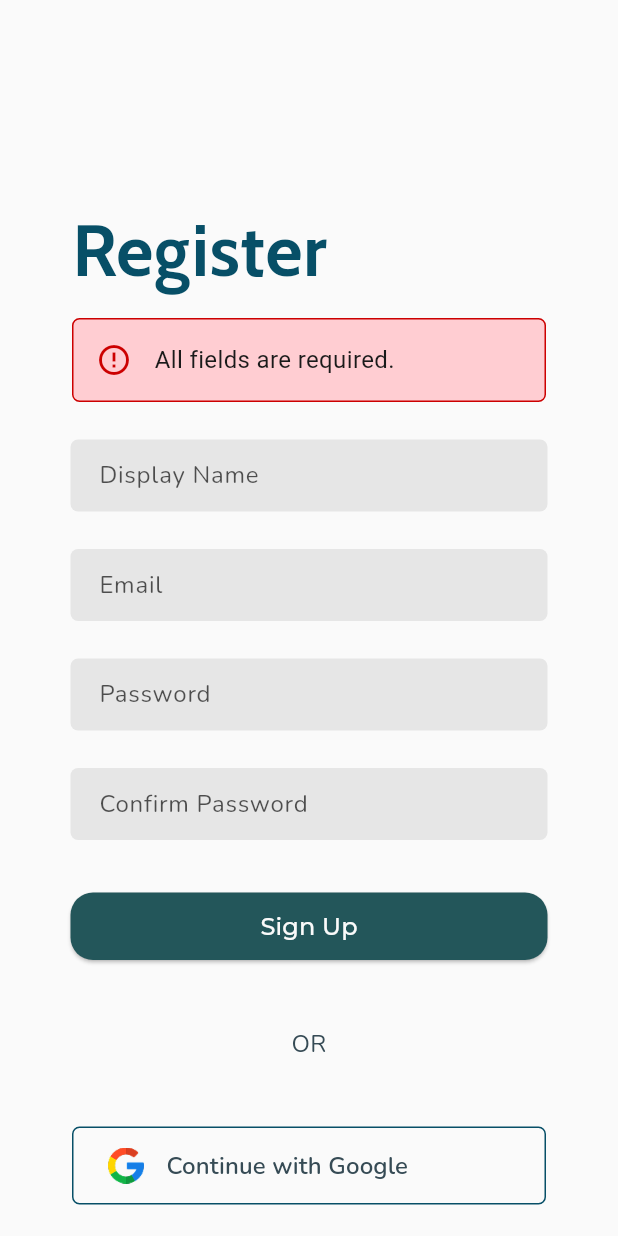
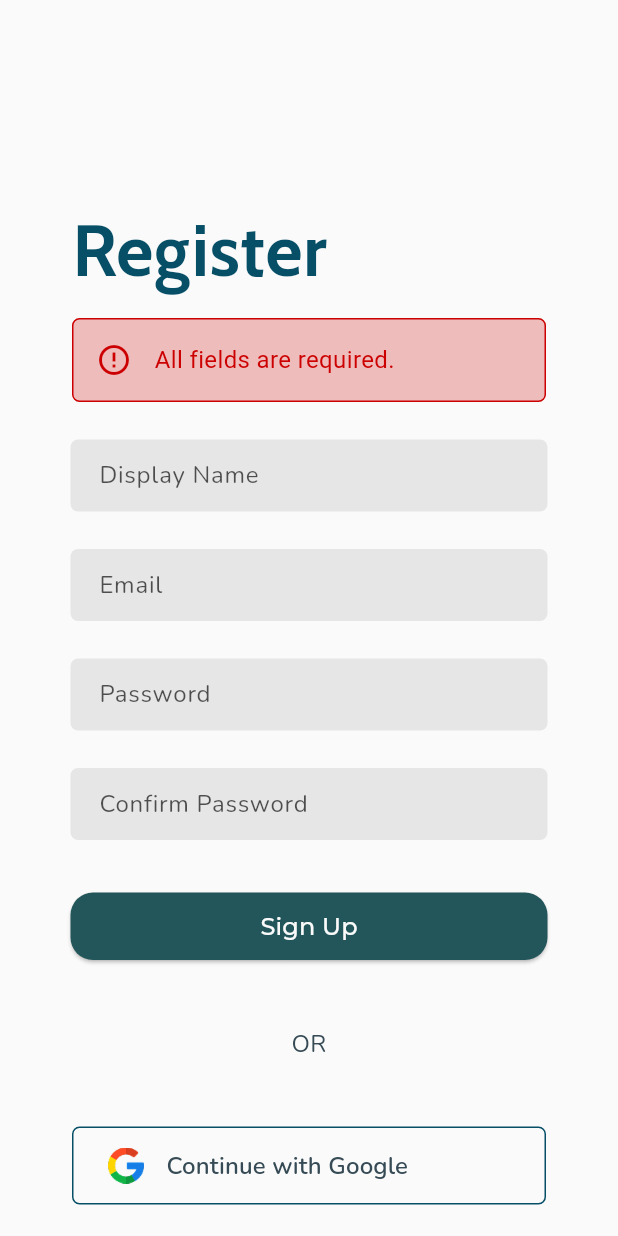
Before and after one commit to Steff1928/301.3_Flutter_Firebase_App, a Flutter app: the RegisterAccountPage screen opened directly with empty values, after a tap on "Sign Up", on a phone screen of 412 x 824 dp. Run offline on Flutter 3.47's test engine with Material 3 defaults, Android fonts, the phone set to English and light mode, and no system bars; our stand-ins replace cloud_firestore, file_picker, firebase_auth, firebase_core, google_sign_in; accounts and stored records are empty.

Commit message:
Update error_tile.dart

```diff
--- a/edubot/lib/components/error_tile.dart
+++ b/edubot/lib/components/error_tile.dart
@@ -14,7 +14,7 @@ class ErrorTile extends StatelessWidget {
         decoration: BoxDecoration(
           border: Border.all(width: 1, color: Theme.of(context).colorScheme.error),
           borderRadius: BorderRadius.circular(5),
-          color: Colors.red.shade100,
+          color: Theme.of(context).colorScheme.error.withValues(alpha: 0.25),
         ),
         padding: EdgeInsets.all(15),
         child: Row(
@@ -27,7 +27,7 @@ class ErrorTile extends StatelessWidget {
             Flexible(
               child: Text(
                 errorMessage,
-                style: TextStyle(fontSize: 16, color: Color(0xFF1A1A1A)),
+                style: TextStyle(fontSize: 16, color: Theme.of(context).colorScheme.error),
               ),
             ),
           ],
```
